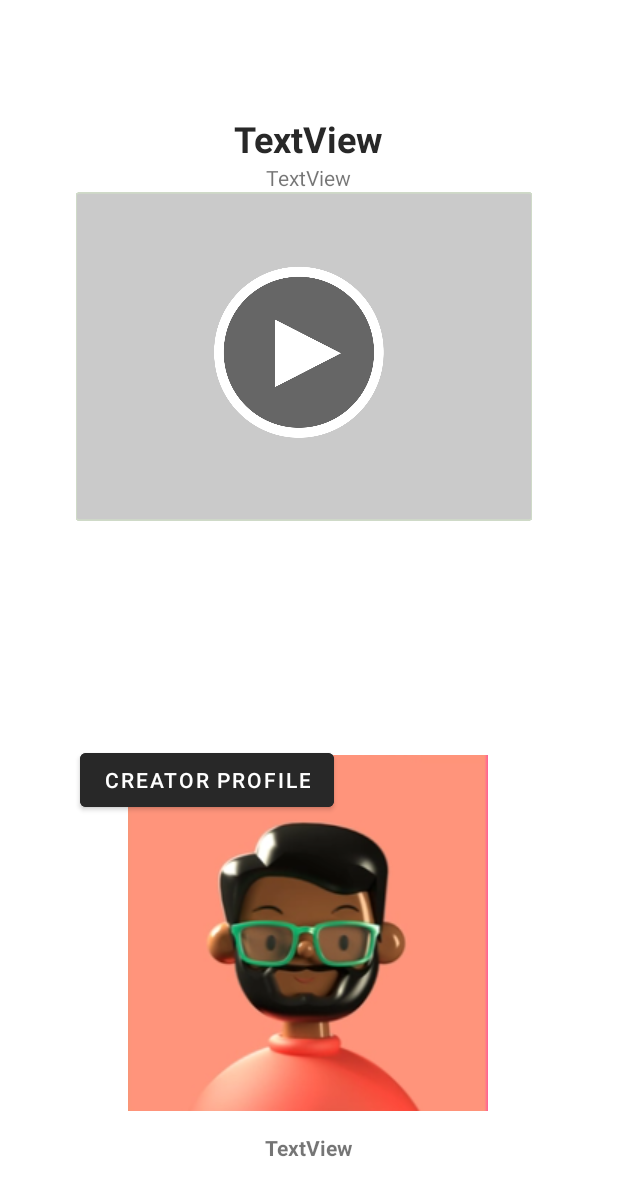
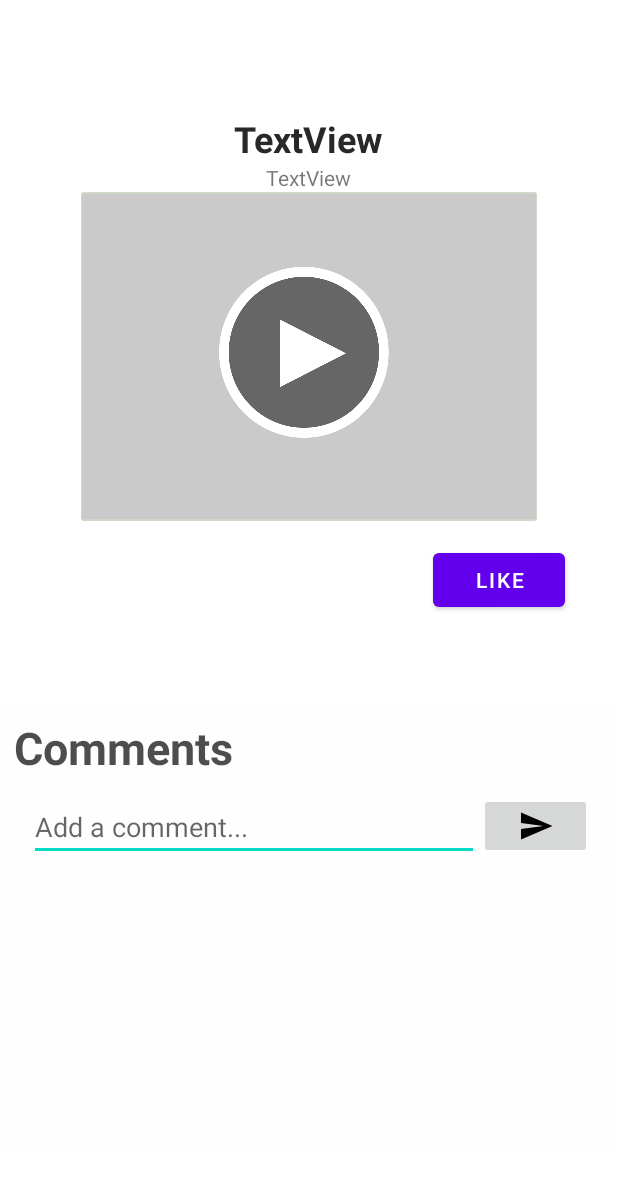
Before and after one commit to SyirhelJera/Ex4, an Android app: the Detailed screen opened directly, with no data from a screen before it, on a phone screen of 412 x 824 dp. Shown: the top 1196 px of the screen. Run offline under Robolectric (Android 15) with nearby library versions, the phone set to English and light mode, and no system bars.

Commit message:
Fixed UI

```diff
--- a/app/src/main/AndroidManifest.xml
+++ b/app/src/main/AndroidManifest.xml
@@ -1,6 +1,7 @@
 <?xml version="1.0" encoding="utf-8"?>
 <manifest xmlns:android="http://schemas.android.com/apk/res/android"
     xmlns:tools="http://schemas.android.com/tools">
+    <uses-permission android:name="android.permission.READ_EXTERNAL_STORAGE" />
 
     <application
         android:allowBackup="true"
--- a/app/src/main/java/ph/edu/dlsu/mobdeve/mojicajera/ex3/Detailed.kt
+++ b/app/src/main/java/ph/edu/dlsu/mobdeve/mojicajera/ex3/Detailed.kt
@@ -6,8 +6,6 @@ import android.widget.ImageView
 import android.widget.TextView
 
 class Detailed : AppCompatActivity() {
-
-
 
     override fun onCreate(savedInstanceState: Bundle?) {
         super.onCreate(savedInstanceState)
--- /dev/null
+++ b/app/src/main/res/drawable/baseline_send_24.xml
@@ -0,0 +1,5 @@
+<vector android:autoMirrored="true" android:height="24dp"
+    android:tint="#000000" android:viewportHeight="24"
+    android:viewportWidth="24" android:width="24dp" xmlns:android="http://schemas.android.com/apk/res/android">
+    <path android:fillColor="@android:color/white" android:pathData="M2.01,21L23,12 2.01,3 2,10l15,2 -15,2z"/>
+</vector>
--- a/app/src/main/res/layout/activity_detailed.xml
+++ b/app/src/main/res/layout/activity_detailed.xml
@@ -8,16 +8,14 @@
 
     <ImageView
         android:id="@+id/thumbnail"
-        android:layout_width="wrap_content"
-        android:layout_height="wrap_content"
+        android:layout_width="34dp"
+        android:layout_height="32dp"
+        android:layout_marginEnd="12dp"
         android:scaleType="centerCrop"
-        app:layout_constraintBottom_toBottomOf="parent"
+        android:visibility="invisible"
         app:layout_constraintEnd_toEndOf="parent"
-        app:layout_constraintHorizontal_bias="0.497"
-        app:layout_constraintStart_toStartOf="parent"
-        app:layout_constraintTop_toTopOf="parent"
-        app:layout_constraintVertical_bias="0.858"
-        app:srcCompat="@drawable/a" />
+        app:srcCompat="@drawable/a"
+        tools:layout_editor_absoluteY="0dp" />
 
     <TextView
         android:id="@+id/videoTitle"
@@ -38,14 +36,13 @@
         android:id="@+id/videoCreator"
         android:layout_width="wrap_content"
         android:layout_height="wrap_content"
+        android:layout_marginEnd="12dp"
         android:text="TextView"
         android:textStyle="bold"
-        app:layout_constraintBottom_toBottomOf="parent"
+
+        android:visibility="invisible"
         app:layout_constraintEnd_toEndOf="parent"
-
-        app:layout_constraintStart_toStartOf="parent"
-        app:layout_constraintTop_toTopOf="parent"
-        app:layout_constraintVertical_bias="0.939" />
+        tools:layout_editor_absoluteY="0dp" />
 
     <TextView
         android:id="@+id/videoDuration"
@@ -62,23 +59,18 @@
 
     <Button
         android:id="@+id/creatorButton"
-        android:layout_width="wrap_content"
-        android:layout_height="wrap_content"
-        android:layout_marginBottom="236dp"
+        android:layout_width="25dp"
+        android:layout_height="18dp"
         android:backgroundTint="#282828"
         android:text="Creator Profile"
+        android:visibility="invisible"
 
-        app:layout_constraintBottom_toBottomOf="parent"
         app:layout_constraintEnd_toEndOf="parent"
-        app:layout_constraintHorizontal_bias="0.219"
-        app:layout_constraintStart_toStartOf="parent"
-
-        app:layout_constraintTop_toBottomOf="@+id/imageView2"
-        app:layout_constraintVertical_bias="0.77" />
+        tools:layout_editor_absoluteY="1dp" />
 
     <ImageView
         android:id="@+id/imageView2"
-        android:layout_width="405dp"
+        android:layout_width="match_parent"
         android:layout_height="219dp"
         app:layout_constraintEnd_toEndOf="parent"
         app:layout_constraintHorizontal_bias="0.0"
@@ -86,4 +78,61 @@
         app:layout_constraintTop_toBottomOf="@id/videoDuration"
         app:srcCompat="@drawable/img" />
 
+    <Button
+        android:id="@+id/button"
+        android:layout_width="wrap_content"
+        android:layout_height="wrap_content"
+        android:layout_marginTop="15dp"
+        android:text="Like"
+        app:layout_constraintEnd_toEndOf="parent"
+        app:layout_constraintHorizontal_bias="0.89"
+        app:layout_constraintStart_toStartOf="parent"
+        app:layout_constraintTop_toBottomOf="@+id/imageView2" />
+
+    <LinearLayout
+        android:layout_width="415dp"
+        android:layout_height="299dp"
+        android:background="#CFBABA"
+        android:backgroundTint="#FEFEFE"
+        android:orientation="vertical"
+        android:padding="10dp"
+        app:layout_constraintBottom_toBottomOf="parent"
+        app:layout_constraintEnd_toEndOf="parent"
+        app:layout_constraintStart_toStartOf="parent"
+        app:layout_constraintTop_toBottomOf="@+id/button">
+
+        <TextView
+            android:id="@+id/textView2"
+            android:layout_width="match_parent"
+            android:layout_height="wrap_content"
+            android:text="Comments"
+            android:textColor="#BC0E0E0E"
+            android:textSize="30sp"
+            android:textStyle="bold" />
+
+        <LinearLayout
+            android:layout_width="match_parent"
+            android:layout_height="match_parent"
+            android:orientation="horizontal"
+            android:padding="10dp">
+
+            <EditText
+                android:id="@+id/editTextTextPersonName"
+                android:layout_width="300dp"
+                android:layout_height="wrap_content"
+                android:ems="10"
+                android:hint="Add a comment..."
+                android:inputType="textPersonName" />
+
+            <ImageButton
+                android:id="@+id/imageButton"
+                android:layout_width="wrap_content"
+                android:layout_height="wrap_content"
+                android:layout_weight="1"
+                app:srcCompat="@drawable/baseline_send_24" />
+
+        </LinearLayout>
+
+    </LinearLayout>
+
 </androidx.constraintlayout.widget.ConstraintLayout>
```
Also changed, not shown: app/src/main/res/layout/activity_creator.xml (added, +78 -0 lines).
